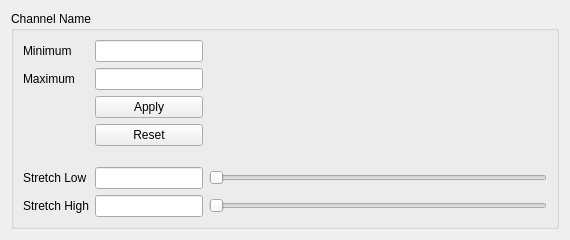
Above: src/wiser/gui/ui_files/channel_stretch_widget.ui from Ehlmann-research-group/WISER before the change. Below: the same form after it.
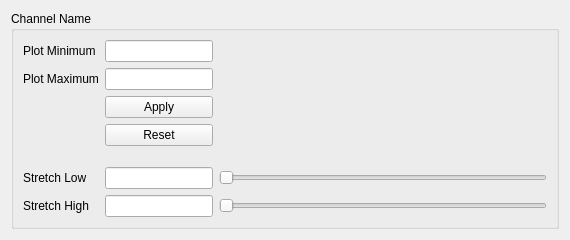
That is the form after the change.

Commit message: Changed min and max text in stretch builder

Diff of the .ui file:
```diff
--- a/src/wiser/gui/ui_files/channel_stretch_widget.ui
+++ b/src/wiser/gui/ui_files/channel_stretch_widget.ui
@@ -51,7 +51,7 @@
       <item row="0" column="0">
        <widget class="QLabel" name="label_min_bound">
         <property name="text">
-         <string>Minimum</string>
+         <string>Plot Minimum</string>
         </property>
         <property name="buddy">
          <cstring>lineedit_min_bound</cstring>
@@ -97,7 +97,7 @@
       <item row="1" column="0">
        <widget class="QLabel" name="label_max_bound">
         <property name="text">
-         <string>Maximum</string>
+         <string>Plot Maximum</string>
         </property>
         <property name="buddy">
          <cstring>lineedit_max_bound</cstring>
```
